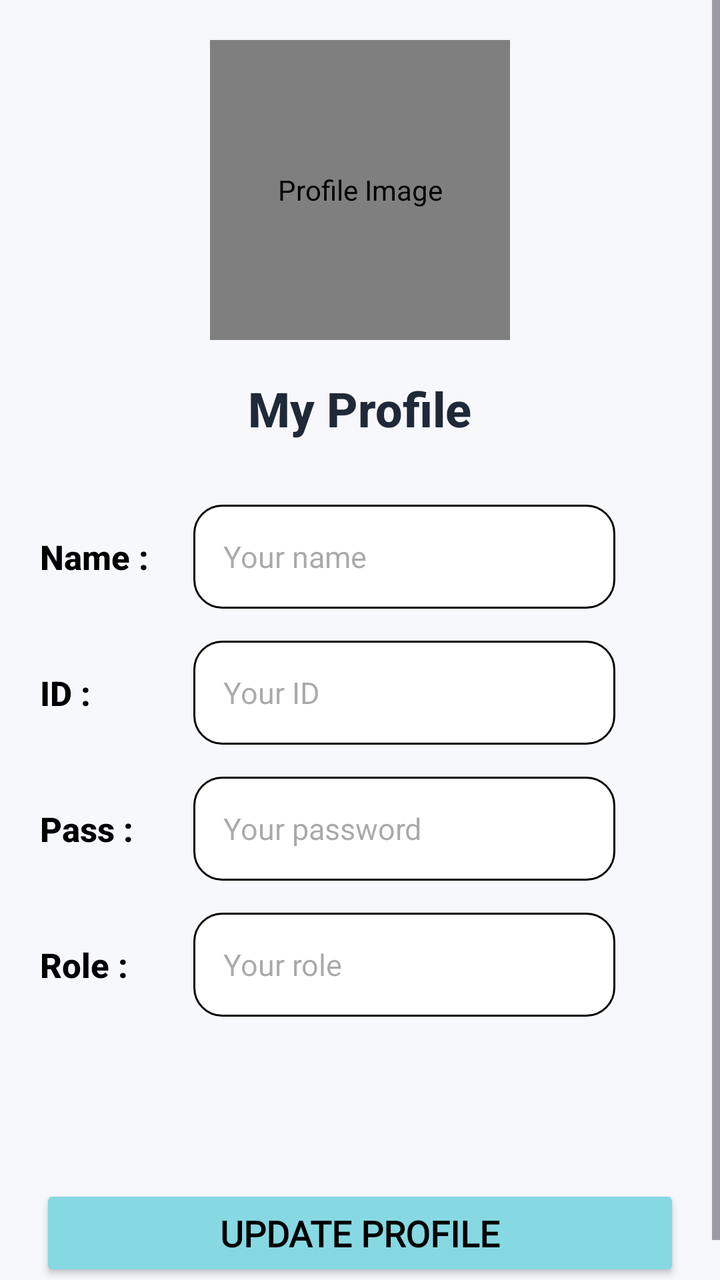
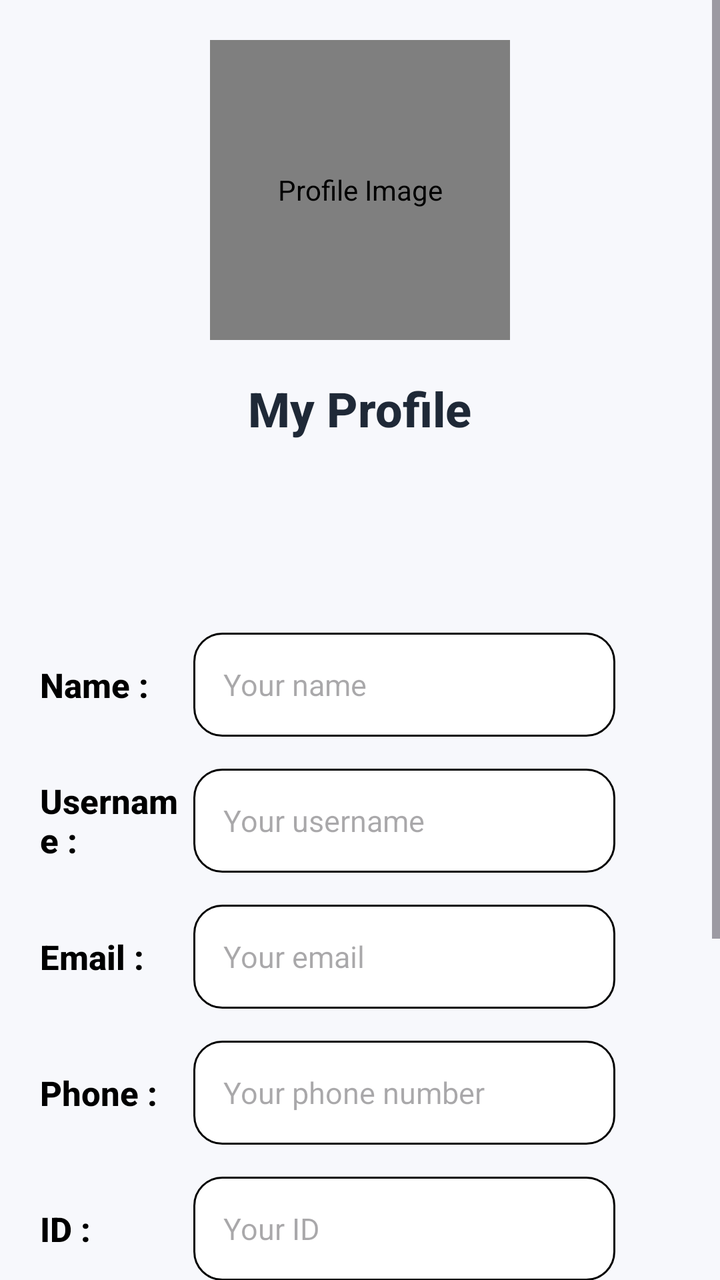

Screens rendered from an Android XML layout before and after an edit, with the pre-edit source and the edit as a unified diff.
<!-- AndroidManifest.xml: application theme Theme.EduQuiz -->
<!-- res/layout/fragment_profile.xml -->
<?xml version="1.0" encoding="utf-8"?>
<ScrollView
    xmlns:android="http://schemas.android.com/apk/res/android"
    xmlns:tools="http://schemas.android.com/tools"
    xmlns:app="http://schemas.android.com/apk/res-auto"
    android:layout_width="match_parent"
    android:layout_height="match_parent"
    android:background="#F7F8FC"
    android:fillViewport="true"
    tools:context=".fragments.ProfileFragment">

    <LinearLayout
        android:layout_width="match_parent"
        android:layout_height="wrap_content"
        android:orientation="vertical"
        android:padding="20dp">

        
        <de.hdodenhof.circleimageview.CircleImageView
            android:id="@+id/civ_profile_fragment_image"
            android:layout_width="150dp"
            android:layout_height="150dp"
            android:layout_gravity="center_horizontal"
            android:src="@drawable/profile_image"
            android:contentDescription="Profile Image"
            app:civ_border_color="@color/black"
            app:civ_border_width="2dp" />


        
        <TextView
            android:layout_width="wrap_content"
            android:layout_height="wrap_content"
            android:layout_gravity="center_horizontal"
            android:layout_marginTop="18dp"
            android:text="My Profile"
            android:textColor="#1F2937"
            android:textSize="24sp"
            android:textStyle="bold"
            android:fontFamily="sans-serif-medium" />


        
        <LinearLayout
            android:id="@+id/layout1"
            android:layout_width="match_parent"
            android:layout_height="60dp"
            android:layout_marginTop="28dp"
            android:orientation="horizontal"
            android:gravity="center_vertical"
            android:weightSum="50">

            <TextView
                android:layout_width="0dp"
                android:layout_height="wrap_content"
                android:layout_weight="12"
                android:text="Name :"
                android:textSize="17sp"
                android:textColor="@color/black"
                android:textStyle="bold"
                android:fontFamily="sans-serif-medium" />

            <EditText
                android:id="@+id/et_profile_fragment_name"
                android:layout_width="0dp"
                android:layout_height="52dp"
                android:layout_weight="33"
                android:hint="Your name"
                android:textSize="15sp"
                android:paddingStart="15dp"
                android:paddingEnd="15dp"
                android:background="@drawable/edit2"
                android:inputType="text"
                android:singleLine="true" />

        </LinearLayout>


        
        <LinearLayout
            android:id="@+id/layout2"
            android:layout_width="match_parent"
            android:layout_height="60dp"
            android:layout_marginTop="8dp"
            android:orientation="horizontal"
            android:gravity="center_vertical"
            android:weightSum="50">

            <TextView
                android:layout_width="0dp"
                android:layout_height="wrap_content"
                android:layout_weight="12"
                android:text="ID :"
                android:textSize="17sp"
                android:textColor="@color/black"
                android:textStyle="bold"
                android:fontFamily="sans-serif-medium" />

            <EditText
                android:id="@+id/et_profile_fragment_id"
                android:layout_width="0dp"
                android:layout_height="52dp"
                android:layout_weight="33"
                android:hint="Your ID"
                android:textSize="15sp"
                android:paddingStart="15dp"
                android:paddingEnd="15dp"
                android:background="@drawable/edit2"
                android:focusable="false"
                android:cursorVisible="false"
                android:clickable="false"
                android:longClickable="false"
                android:inputType="none"
                android:singleLine="true" />

        </LinearLayout>


        
        <LinearLayout
            android:id="@+id/layout3"
            android:layout_width="match_parent"
            android:layout_height="60dp"
            android:layout_marginTop="8dp"
            android:orientation="horizontal"
            android:gravity="center_vertical"
            android:weightSum="50">

            <TextView
                android:layout_width="0dp"
                android:layout_height="wrap_content"
                android:layout_weight="12"
                android:text="Pass :"
                android:textSize="17sp"
                android:textColor="@color/black"
                android:textStyle="bold"
                android:fontFamily="sans-serif-medium" />

            <EditText
                android:id="@+id/et_profile_fragment_password"
                android:layout_width="0dp"
                android:layout_height="52dp"
                android:layout_weight="33"
                android:hint="Your password"
                android:textSize="15sp"
                android:paddingStart="15dp"
                android:paddingEnd="15dp"
                android:background="@drawable/edit2"
                android:inputType="number"
                android:singleLine="true" />

        </LinearLayout>


        
        <LinearLayout
            android:id="@+id/layout4"
            android:layout_width="match_parent"
            android:layout_height="60dp"
            android:layout_marginTop="8dp"
            android:layout_marginBottom="30dp"
            android:orientation="horizontal"
            android:gravity="center_vertical"
            android:weightSum="50">

            <TextView
                android:layout_width="0dp"
                android:layout_height="wrap_content"
                android:layout_weight="12"
                android:text="Role :"
                android:textSize="17sp"
                android:textColor="@color/black"
                android:textStyle="bold"
                android:fontFamily="sans-serif-medium" />

            <EditText
                android:id="@+id/et_profile_fragment_role"
                android:layout_width="0dp"
                android:layout_height="52dp"
                android:layout_weight="33"
                android:hint="Your role"
                android:textSize="15sp"
                android:paddingStart="15dp"
                android:paddingEnd="15dp"
                android:background="@drawable/edit2"
                android:inputType="text"
                android:singleLine="true" />

        </LinearLayout>
        <androidx.appcompat.widget.AppCompatButton
            android:id="@+id/btnupdatedata"
            android:layout_width="match_parent"
            android:layout_height="wrap_content"
            android:gravity="center"
            android:textStyle="bold"
            android:textSize="18sp"
            android:text="Update Profile"
            android:textColor="@color/black"
            android:fontFamily="@font/alice"
            android:backgroundTint="#86D8E2"
            android:paddingHorizontal="32dp"
            android:paddingVertical="12dp"
            android:layout_marginTop="50dp"/>

    </LinearLayout>

</ScrollView>
<!-- resources referenced by this layout -->
<resources>
  <color name="black">#FF000000</color>
  <!-- drawable edit2 (drawable) -->
  <?xml version="1.0" encoding="utf-8"?>
  <shape xmlns:android="http://schemas.android.com/apk/res/android">
      <corners android:radius="14dp"/>
      <stroke android:color="@color/black" android:width="0.9dp"/>
      <solid android:color="@color/white"/>
      <size android:height="10dp"/>
  </shape>
  <!-- drawable profile_image: png bitmap (drawable, 6298 bytes) -->
  <style name="Theme.EduQuiz" parent="Base.Theme.EduQuiz" />
  <color name="white">#FFFFFFFF</color>
  <style name="Base.Theme.EduQuiz" parent="Theme.Material3.DayNight.NoActionBar">
          
          
      </style>
</resources>

<!-- the commit's change to res/layout/fragment_profile.xml (unified diff, before → after) -->
@@ -26,7 +26,6 @@
             app:civ_border_color="@color/black"
             app:civ_border_width="2dp" />
 
-
         
         <TextView
             android:layout_width="wrap_content"
@@ -39,10 +38,15 @@
             android:textStyle="bold"
             android:fontFamily="sans-serif-medium" />
 
-
-        
-        <LinearLayout
-            android:id="@+id/layout1"
+        <ProgressBar
+            android:id="@+id/progressBarProfile"
+            android:layout_width="wrap_content"
+            android:layout_height="wrap_content"
+            android:layout_gravity="center_horizontal"
+            android:layout_marginTop="16dp" />
+
+        
+        <LinearLayout
             android:layout_width="match_parent"
             android:layout_height="60dp"
             android:layout_marginTop="28dp"
@@ -75,10 +79,110 @@
 
         </LinearLayout>
 
-
-        
-        <LinearLayout
-            android:id="@+id/layout2"
+        
+        <LinearLayout
+            android:layout_width="match_parent"
+            android:layout_height="60dp"
+            android:layout_marginTop="8dp"
+            android:orientation="horizontal"
+            android:gravity="center_vertical"
+            android:weightSum="50">
+
+            <TextView
+                android:layout_width="0dp"
+                android:layout_height="wrap_content"
+                android:layout_weight="12"
+                android:text="Username :"
+                android:textSize="17sp"
+                android:textColor="@color/black"
+                android:textStyle="bold"
+                android:fontFamily="sans-serif-medium" />
+
+            <EditText
+                android:id="@+id/et_profile_fragment_username"
+                android:layout_width="0dp"
+                android:layout_height="52dp"
+                android:layout_weight="33"
+                android:hint="Your username"
+                android:textSize="15sp"
+                android:paddingStart="15dp"
+                android:paddingEnd="15dp"
+                android:background="@drawable/edit2"
+                android:inputType="text"
+                android:singleLine="true" />
+
+        </LinearLayout>
+
+        
+        <LinearLayout
+            android:layout_width="match_parent"
+            android:layout_height="60dp"
+            android:layout_marginTop="8dp"
+            android:orientation="horizontal"
+            android:gravity="center_vertical"
+            android:weightSum="50">
+
+            <TextView
+                android:layout_width="0dp"
+                android:layout_height="wrap_content"
+                android:layout_weight="12"
+                android:text="Email :"
+                android:textSize="17sp"
+                android:textColor="@color/black"
+                android:textStyle="bold"
+                android:fontFamily="sans-serif-medium" />
+
+            <EditText
+                android:id="@+id/et_profile_fragment_email"
+                android:layout_width="0dp"
+                android:layout_height="52dp"
+                android:layout_weight="33"
+                android:hint="Your email"
+                android:textSize="15sp"
+                android:paddingStart="15dp"
+                android:paddingEnd="15dp"
+                android:background="@drawable/edit2"
+                android:inputType="textEmailAddress"
+                android:singleLine="true" />
+
+        </LinearLayout>
+
+        
+        <LinearLayout
+            android:layout_width="match_parent"
+            android:layout_height="60dp"
+            android:layout_marginTop="8dp"
+            android:orientation="horizontal"
+            android:gravity="center_vertical"
+            android:weightSum="50">
+
+            <TextView
+                android:layout_width="0dp"
+                android:layout_height="wrap_content"
+                android:layout_weight="12"
+                android:text="Phone :"
+                android:textSize="17sp"
+                android:textColor="@color/black"
+                android:textStyle="bold"
+                android:fontFamily="sans-serif-medium" />
+
+            <EditText
+                android:id="@+id/et_profile_fragment_phone"
+                android:layout_width="0dp"
+                android:layout_height="52dp"
+                android:layout_weight="33"
+                android:hint="Your phone number"
+                android:textSize="15sp"
+                android:paddingStart="15dp"
+                android:paddingEnd="15dp"
+                android:background="@drawable/edit2"
+                android:inputType="phone"
+                android:singleLine="true" />
+
+        </LinearLayout>
+
+        
+        <LinearLayout
             android:layout_width="match_parent"
             android:layout_height="60dp"
             android:layout_marginTop="8dp"
@@ -115,10 +219,46 @@
 
         </LinearLayout>
 
-
-        
-        <LinearLayout
-            android:id="@+id/layout3"
+        
+        <LinearLayout
+            android:layout_width="match_parent"
+            android:layout_height="60dp"
+            android:layout_marginTop="8dp"
+            android:orientation="horizontal"
+            android:gravity="center_vertical"
+            android:weightSum="50">
+
+            <TextView
+                android:layout_width="0dp"
+                android:layout_height="wrap_content"
+                android:layout_weight="12"
+                android:text="Role :"
+                android:textSize="17sp"
+                android:textColor="@color/black"
+                android:textStyle="bold"
+                android:fontFamily="sans-serif-medium" />
+
+            <EditText
+                android:id="@+id/et_profile_fragment_role"
+                android:layout_width="0dp"
+                android:layout_height="52dp"
+                android:layout_weight="33"
+                android:hint="Your role"
+                android:textSize="15sp"
+                android:paddingStart="15dp"
+                android:paddingEnd="15dp"
+                android:background="@drawable/edit2"
+                android:focusable="false"
+                android:cursorVisible="false"
+                android:clickable="false"
+                android:longClickable="false"
+                android:inputType="none"
+                android:singleLine="true" />
+
+        </LinearLayout>
+
+        
+        <LinearLayout
             android:layout_width="match_parent"
             android:layout_height="60dp"
             android:layout_marginTop="8dp"
@@ -146,47 +286,125 @@
                 android:paddingStart="15dp"
                 android:paddingEnd="15dp"
                 android:background="@drawable/edit2"
-                android:inputType="number"
-                android:singleLine="true" />
-
-        </LinearLayout>
-
-
-        
-        <LinearLayout
-            android:id="@+id/layout4"
-            android:layout_width="match_parent"
-            android:layout_height="60dp"
-            android:layout_marginTop="8dp"
-            android:layout_marginBottom="30dp"
-            android:orientation="horizontal"
-            android:gravity="center_vertical"
-            android:weightSum="50">
-
-            <TextView
-                android:layout_width="0dp"
-                android:layout_height="wrap_content"
-                android:layout_weight="12"
-                android:text="Role :"
-                android:textSize="17sp"
-                android:textColor="@color/black"
-                android:textStyle="bold"
-                android:fontFamily="sans-serif-medium" />
-
-            <EditText
-                android:id="@+id/et_profile_fragment_role"
-                android:layout_width="0dp"
-                android:layout_height="52dp"
-                android:layout_weight="33"
-                android:hint="Your role"
-                android:textSize="15sp"
-                android:paddingStart="15dp"
-                android:paddingEnd="15dp"
-                android:background="@drawable/edit2"
-                android:inputType="text"
-                android:singleLine="true" />
-
-        </LinearLayout>
+                android:inputType="textPassword"
+                android:singleLine="true" />
+
+        </LinearLayout>
+
+        
+
+        <LinearLayout
+            android:id="@+id/llProfileStudentSection"
+            android:layout_width="match_parent"
+            android:layout_height="wrap_content"
+            android:orientation="vertical"
+            android:visibility="gone">
+
+            
+            <LinearLayout
+                android:layout_width="match_parent"
+                android:layout_height="60dp"
+                android:layout_marginTop="8dp"
+                android:orientation="horizontal"
+                android:gravity="center_vertical"
+                android:weightSum="50">
+
+                <TextView
+                    android:layout_width="0dp"
+                    android:layout_height="wrap_content"
+                    android:layout_weight="12"
+                    android:text="Class :"
+                    android:textSize="17sp"
+                    android:textColor="@color/black"
+                    android:textStyle="bold"
+                    android:fontFamily="sans-serif-medium" />
+
+                <EditText
+                    android:id="@+id/et_profile_fragment_class"
+                    android:layout_width="0dp"
+                    android:layout_height="52dp"
+                    android:layout_weight="33"
+                    android:hint="Your class"
+                    android:textSize="15sp"
+                    android:paddingStart="15dp"
+                    android:paddingEnd="15dp"
+                    android:background="@drawable/edit2"
+                    android:inputType="text"
+                    android:singleLine="true" />
+
+            </LinearLayout>
+
+            
+            <LinearLayout
+                android:layout_width="match_parent"
+                android:layout_height="60dp"
+                android:layout_marginTop="8dp"
+                android:orientation="horizontal"
+                android:gravity="center_vertical"
+                android:weightSum="50">
+
+                <TextView
+                    android:layout_width="0dp"
+                    android:layout_height="wrap_content"
+                    android:layout_weight="12"
+                    android:text="Parent Email :"
+                    android:textSize="17sp"
+                    android:textColor="@color/black"
+                    android:textStyle="bold"
+                    android:fontFamily="sans-serif-medium" />
+
+                <EditText
+                    android:id="@+id/et_profile_fragment_parent_email"
+                    android:layout_width="0dp"
+                    android:layout_height="52dp"
+                    android:layout_weight="33"
+                    android:hint="Parent's email"
+                    android:textSize="15sp"
+                    android:paddingStart="15dp"
+                    android:paddingEnd="15dp"
+                    android:background="@drawable/edit2"
+                    android:inputType="textEmailAddress"
+                    android:singleLine="true" />
+
+            </LinearLayout>
+
+            
+            <LinearLayout
+                android:layout_width="match_parent"
+                android:layout_height="60dp"
+                android:layout_marginTop="8dp"
+                android:layout_marginBottom="30dp"
+                android:orientation="horizontal"
+                android:gravity="center_vertical"
+                android:weightSum="50">
+
+                <TextView
+                    android:layout_width="0dp"
+                    android:layout_height="wrap_content"
+                    android:layout_weight="12"
+                    android:text="Parent Phone :"
+                    android:textSize="17sp"
+                    android:textColor="@color/black"
+                    android:textStyle="bold"
+                    android:fontFamily="sans-serif-medium" />
+
+                <EditText
+                    android:id="@+id/et_profile_fragment_parent_phone"
+                    android:layout_width="0dp"
+                    android:layout_height="52dp"
+                    android:layout_weight="33"
+                    android:hint="Parent's phone"
+                    android:textSize="15sp"
+                    android:paddingStart="15dp"
+                    android:paddingEnd="15dp"
+                    android:background="@drawable/edit2"
+                    android:inputType="phone"
+                    android:singleLine="true" />
+
+            </LinearLayout>
+
+        </LinearLayout>
+
         <androidx.appcompat.widget.AppCompatButton
             android:id="@+id/btnupdatedata"
             android:layout_width="match_parent"
@@ -200,7 +418,7 @@
             android:backgroundTint="#86D8E2"
             android:paddingHorizontal="32dp"
             android:paddingVertical="12dp"
-            android:layout_marginTop="50dp"/>
+            android:layout_marginTop="24dp"/>
 
     </LinearLayout>
 
